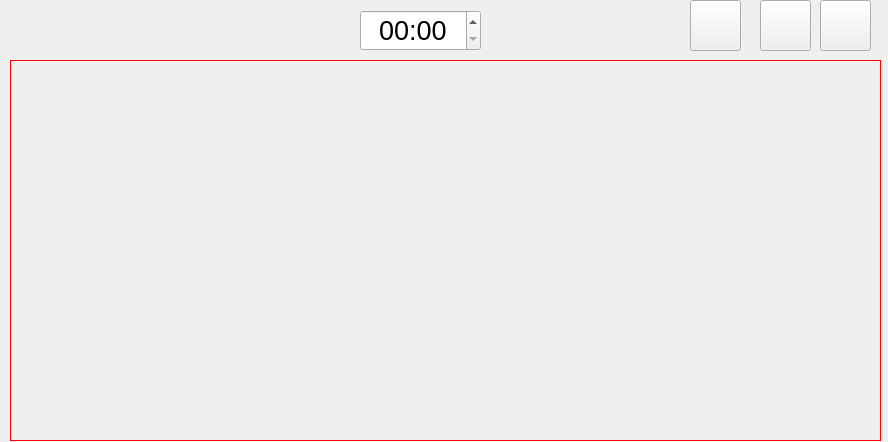
ronihdzz/DisenadorPreguntas, file DISENOS/modRespMultiples_d.ui: the form before one commit.
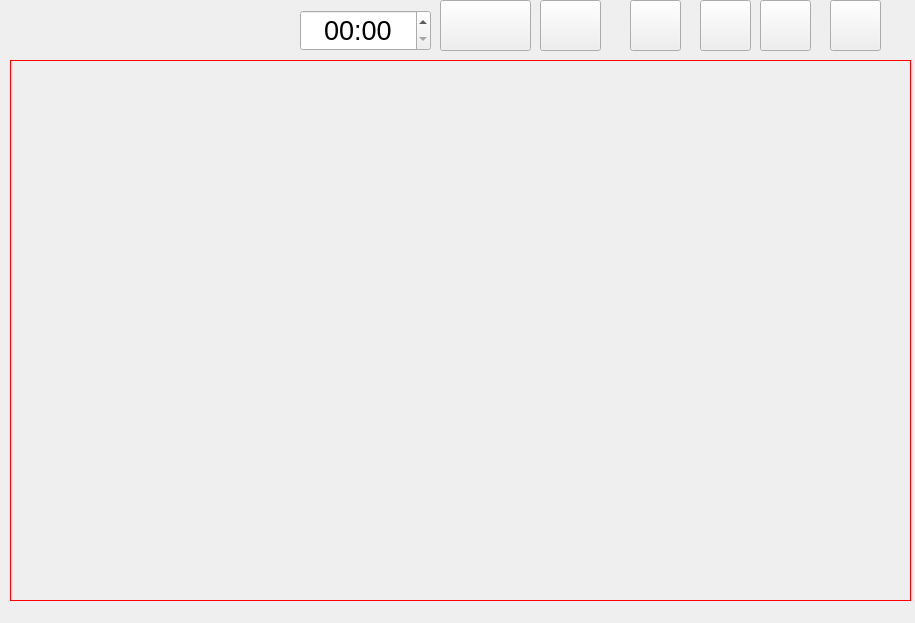
The form after the commit. Icons and pictures are not drawn.

```diff
--- a/DISENOS/modRespMultiples_d.ui
+++ b/DISENOS/modRespMultiples_d.ui
@@ -6,8 +6,8 @@
    <rect>
     <x>0</x>
     <y>0</y>
-    <width>888</width>
-    <height>442</height>
+    <width>915</width>
+    <height>623</height>
    </rect>
   </property>
   <property name="windowTitle">
@@ -18,8 +18,8 @@
     <rect>
      <x>10</x>
      <y>60</y>
-     <width>871</width>
-     <height>381</height>
+     <width>901</width>
+     <height>541</height>
     </rect>
    </property>
    <property name="toolTipDuration">
@@ -43,7 +43,7 @@
   <widget class="QPushButton" name="btn_pregImag0">
    <property name="geometry">
     <rect>
-     <x>690</x>
+     <x>630</x>
      <y>0</y>
      <width>51</width>
      <height>51</height>
@@ -59,6 +59,22 @@
   <widget class="QPushButton" name="btn_pregImag50">
    <property name="geometry">
     <rect>
+     <x>700</x>
+     <y>0</y>
+     <width>51</width>
+     <height>51</height>
+    </rect>
+   </property>
+   <property name="styleSheet">
+    <string notr="true">border-image: url(:/alinear/ICONOS/icon_preg50.png);</string>
+   </property>
+   <property name="text">
+    <string/>
+   </property>
+  </widget>
+  <widget class="QPushButton" name="btn_pregImag75">
+   <property name="geometry">
+    <rect>
      <x>760</x>
      <y>0</y>
      <width>51</width>
@@ -66,23 +82,7 @@
     </rect>
    </property>
    <property name="styleSheet">
-    <string notr="true">border-image: url(:/alinear/ICONOS/iconImage.png);</string>
-   </property>
-   <property name="text">
-    <string/>
-   </property>
-  </widget>
-  <widget class="QPushButton" name="btn_pregImag100">
-   <property name="geometry">
-    <rect>
-     <x>820</x>
-     <y>0</y>
-     <width>51</width>
-     <height>51</height>
-    </rect>
-   </property>
-   <property name="styleSheet">
-    <string notr="true">border-image: url(:/alinear/ICONOS/icon_galeri.png);</string>
+    <string notr="true">border-image: url(:/alinear/ICONOS/icon_preg75.png);</string>
    </property>
    <property name="text">
     <string/>
@@ -91,9 +91,9 @@
   <widget class="QTimeEdit" name="timeEdit">
    <property name="geometry">
     <rect>
-     <x>360</x>
+     <x>300</x>
      <y>10</y>
-     <width>121</width>
+     <width>131</width>
      <height>41</height>
     </rect>
    </property>
@@ -115,6 +115,54 @@
     <number>0</number>
    </property>
   </widget>
+  <widget class="QPushButton" name="btn_pregImag100">
+   <property name="geometry">
+    <rect>
+     <x>830</x>
+     <y>0</y>
+     <width>51</width>
+     <height>51</height>
+    </rect>
+   </property>
+   <property name="styleSheet">
+    <string notr="true">border-image: url(:/alinear/ICONOS/icon_preg100.png);</string>
+   </property>
+   <property name="text">
+    <string/>
+   </property>
+  </widget>
+  <widget class="QPushButton" name="btn_pregOR">
+   <property name="geometry">
+    <rect>
+     <x>540</x>
+     <y>0</y>
+     <width>61</width>
+     <height>51</height>
+    </rect>
+   </property>
+   <property name="styleSheet">
+    <string notr="true">border-image: url(:/alinear/ICONOS/icon_or.png);</string>
+   </property>
+   <property name="text">
+    <string/>
+   </property>
+  </widget>
+  <widget class="QPushButton" name="btn_pregAND">
+   <property name="geometry">
+    <rect>
+     <x>440</x>
+     <y>0</y>
+     <width>91</width>
+     <height>51</height>
+    </rect>
+   </property>
+   <property name="styleSheet">
+    <string notr="true">border-image: url(:/alinear/ICONOS/icon_and.png);</string>
+   </property>
+   <property name="text">
+    <string/>
+   </property>
+  </widget>
  </widget>
  <resources>
   <include location="../imagenes.qrc"/>
```
Left out of the diff: 2 changed lines with no effect on the pictures.
